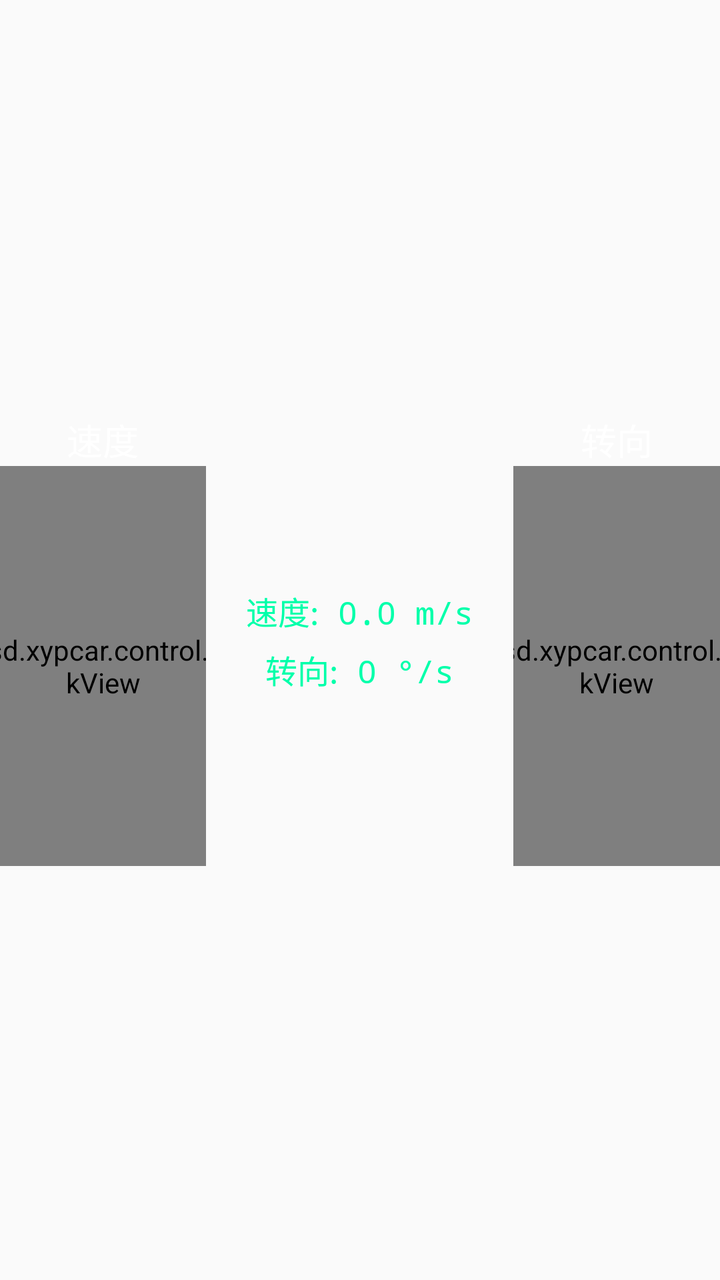
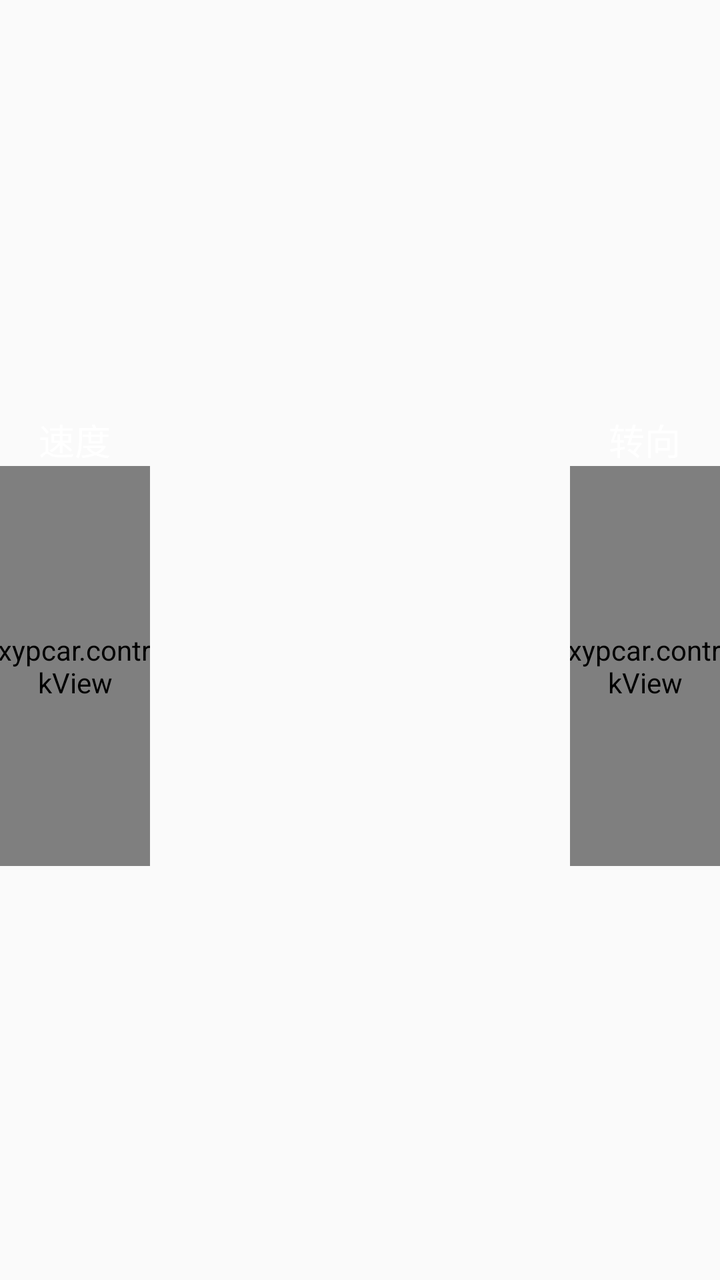

An Android layout rendered at two revisions. The XML below is the earlier revision; the diff shows what the commit changed to produce the second picture.
<!-- AndroidManifest.xml: application theme AppTheme -->
<!-- res/layout/fragment_joystick_dual.xml -->
<?xml version="1.0" encoding="utf-8"?>
<LinearLayout xmlns:android="http://schemas.android.com/apk/res/android"
    android:layout_width="match_parent"
    android:layout_height="match_parent"
    android:orientation="horizontal"
    android:gravity="center">

    <LinearLayout
        android:id="@+id/left_container"
        android:layout_width="0dp"
        android:layout_height="wrap_content"
        android:layout_weight="1"
        android:gravity="center"
        android:orientation="vertical">

        <TextView
            android:layout_width="wrap_content"
            android:layout_height="wrap_content"
            android:text="速度"
            android:textColor="#FFFFFF"
            android:textSize="18sp" />

        <com.psd.xypcar.control.JoystickView
            android:id="@+id/left_joystick"
            android:layout_width="200dp"
            android:layout_height="200dp" />
    </LinearLayout>

    
    <LinearLayout
        android:layout_width="wrap_content"
        android:layout_height="wrap_content"
        android:orientation="vertical"
        android:paddingHorizontal="20dp"
        android:gravity="center">

        <TextView
            android:id="@+id/value_display"
            android:layout_width="wrap_content"
            android:layout_height="wrap_content"
            android:text="速度: 0.0 m/s\n转向: 0 °/s"
            android:textColor="#00FFAA"
            android:textSize="16sp"
            android:fontFamily="monospace"
            android:lineSpacingExtra="6dp"
            android:gravity="center" />
    </LinearLayout>

    <LinearLayout
        android:id="@+id/right_container"
        android:layout_width="0dp"
        android:layout_height="wrap_content"
        android:layout_weight="1"
        android:gravity="center"
        android:orientation="vertical">

        <TextView
            android:layout_width="wrap_content"
            android:layout_height="wrap_content"
            android:text="转向"
            android:textColor="#FFFFFF"
            android:textSize="18sp" />

        <com.psd.xypcar.control.JoystickView
            android:id="@+id/right_joystick"
            android:layout_width="200dp"
            android:layout_height="200dp" />
    </LinearLayout>

</LinearLayout>
<!-- resources referenced by this layout -->
<resources>
  <style name="AppTheme" parent="Theme.AppCompat.Light.NoActionBar" />
</resources>

<!-- the commit's change to res/layout/fragment_joystick_dual.xml (unified diff, before → after) -->
@@ -36,9 +36,9 @@
 
         <TextView
             android:id="@+id/value_display"
-            android:layout_width="wrap_content"
+            android:layout_width="170dp"
             android:layout_height="wrap_content"
-            android:text="速度: 0.0 m/s\n转向: 0 °/s"
+            android:text=""
             android:textColor="#00FFAA"
             android:textSize="16sp"
             android:fontFamily="monospace"
